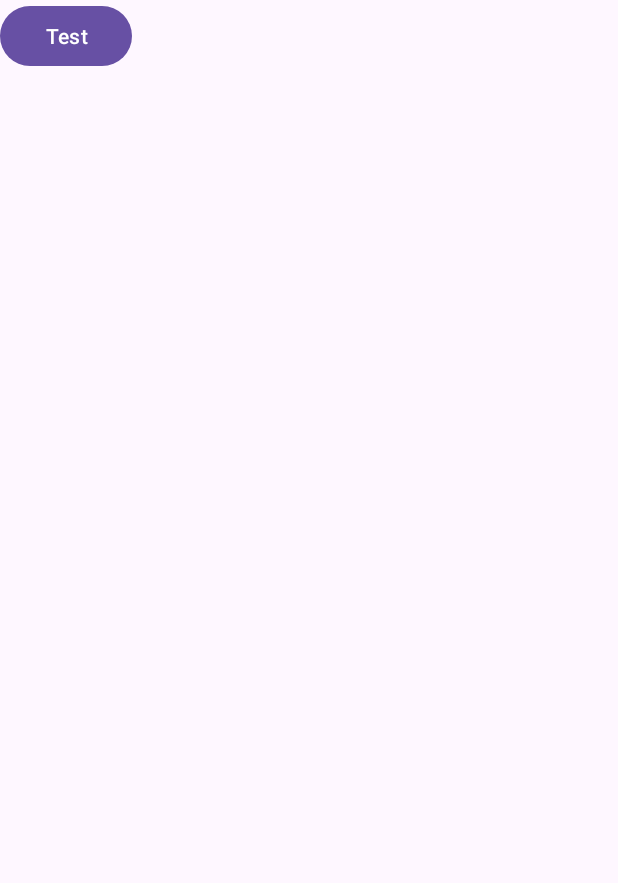
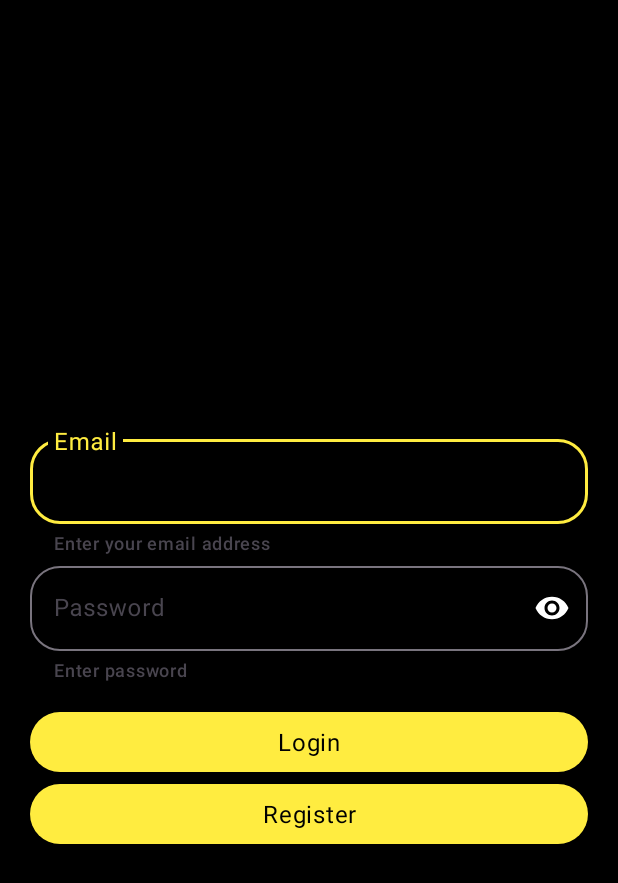
Before and after one commit to Yokunnn/YourMovieBase, an Android app: the screen it shows after launch (MainActivity), on a phone screen of 412 x 824 dp. Shown: the top 883 px of the screen. Run offline under Robolectric (Android 15) with nearby library versions, the phone set to English and light mode, and no system bars; our stand-ins replace Dagger/Hilt's generated code.

Commit message:
ui for authorization

```diff
--- a/app/src/main/java/ru/zakablukov/yourmoviebase/presentation/MainActivity.kt
+++ b/app/src/main/java/ru/zakablukov/yourmoviebase/presentation/MainActivity.kt
@@ -1,6 +1,7 @@
 package ru.zakablukov.yourmoviebase.presentation
 
 import android.os.Bundle
+import androidx.activity.enableEdgeToEdge
 import androidx.appcompat.app.AppCompatActivity
 import dagger.hilt.android.AndroidEntryPoint
 import ru.zakablukov.yourmoviebase.databinding.ActivityMainBinding
@@ -12,6 +13,7 @@ class MainActivity : AppCompatActivity() {
 
     override fun onCreate(savedInstanceState: Bundle?) {
         super.onCreate(savedInstanceState)
+        enableEdgeToEdge()
         binding = ActivityMainBinding.inflate(layoutInflater)
         setContentView(binding.root)
     }
--- a/app/src/main/res/layout/fragment_auth.xml
+++ b/app/src/main/res/layout/fragment_auth.xml
@@ -4,13 +4,63 @@
     xmlns:tools="http://schemas.android.com/tools"
     android:layout_width="match_parent"
     android:layout_height="match_parent"
+    android:background="@color/black"
+    android:padding="@dimen/padding_auth_container"
     tools:context=".presentation.fragment.AuthFragment">
 
-    <Button
-        android:layout_width="wrap_content"
+    <com.google.android.material.textfield.TextInputLayout
+        android:id="@+id/emailInputLayout"
+        style="@style/TextInputLayout"
+        android:layout_width="match_parent"
         android:layout_height="wrap_content"
-        android:text="Test"
-        app:layout_constraintStart_toStartOf="parent"
-        app:layout_constraintTop_toTopOf="parent" />
+        android:hint="@string/text_email"
+        app:helperText="@string/helper_email"
+        app:layout_constraintBottom_toTopOf="@id/passwordInputLayout">
+
+        <com.google.android.material.textfield.TextInputEditText
+            android:id="@+id/emailEditText"
+            style="@style/TextInputEditText"
+            android:layout_width="match_parent"
+            android:layout_height="match_parent"
+            android:inputType="textEmailAddress" />
+
+    </com.google.android.material.textfield.TextInputLayout>
+
+    <com.google.android.material.textfield.TextInputLayout
+        android:id="@+id/passwordInputLayout"
+        style="@style/TextInputLayout"
+        android:layout_width="match_parent"
+        android:layout_height="wrap_content"
+        android:hint="@string/text_password"
+        app:helperText="@string/helper_password"
+        app:layout_constraintBottom_toBottomOf="parent"
+        app:layout_constraintTop_toTopOf="parent"
+        app:passwordToggleEnabled="true">
+
+        <com.google.android.material.textfield.TextInputEditText
+            android:id="@+id/passwordEditText"
+            style="@style/TextInputEditText"
+            android:layout_width="match_parent"
+            android:layout_height="match_parent"
+            android:inputType="textPassword" />
+
+    </com.google.android.material.textfield.TextInputLayout>
+
+    <com.google.android.material.button.MaterialButton
+        android:id="@+id/loginButton"
+        style="@style/Button"
+        android:layout_width="match_parent"
+        android:layout_height="wrap_content"
+        android:layout_marginTop="@dimen/margin_auth_btns"
+        android:text="@string/text_login"
+        app:layout_constraintTop_toBottomOf="@id/passwordInputLayout" />
+
+    <com.google.android.material.button.MaterialButton
+        android:id="@+id/registerButton"
+        style="@style/Button"
+        android:layout_width="match_parent"
+        android:layout_height="wrap_content"
+        android:text="@string/text_register"
+        app:layout_constraintTop_toBottomOf="@id/loginButton" />
 
 </androidx.constraintlayout.widget.ConstraintLayout>
--- a/app/src/main/res/values-night/themes.xml
+++ b/app/src/main/res/values-night/themes.xml
@@ -2,6 +2,6 @@
     <!-- Base application theme. -->
     <style name="Base.Theme.YourMovieBase" parent="Theme.Material3.DayNight.NoActionBar">
         <!-- Customize your dark theme here. -->
-        <!-- <item name="colorPrimary">@color/my_dark_primary</item> -->
+        <item name="colorPrimary">@color/yellow</item>
     </style>
 </resources>
--- a/app/src/main/res/values/colors.xml
+++ b/app/src/main/res/values/colors.xml
@@ -2,4 +2,5 @@
 <resources>
     <color name="black">#FF000000</color>
     <color name="white">#FFFFFFFF</color>
+    <color name="yellow">#FFFFEC40</color>
 </resources>
--- /dev/null
+++ b/app/src/main/res/values/dimens.xml
@@ -0,0 +1,6 @@
+<?xml version="1.0" encoding="utf-8"?>
+<resources>
+    <dimen name="corner_rad_text_input">20dp</dimen>
+    <dimen name="padding_auth_container">20dp</dimen>
+    <dimen name="margin_auth_btns">16dp</dimen>
+</resources>
--- a/app/src/main/res/values/strings.xml
+++ b/app/src/main/res/values/strings.xml
@@ -1,3 +1,9 @@
 <resources>
     <string name="app_name">YourMovieBase</string>
+    <string name="text_login">Login</string>
+    <string name="text_register">Register</string>
+    <string name="text_password">Password</string>
+    <string name="text_email">Email</string>
+    <string name="helper_email">Enter your email address</string>
+    <string name="helper_password">Enter password</string>
 </resources>
--- /dev/null
+++ b/app/src/main/res/values/styles.xml
@@ -0,0 +1,28 @@
+<?xml version="1.0" encoding="utf-8"?>
+<resources>
+
+    <style name="Button" parent="Widget.Material3.Button">
+        <item name="backgroundTint">@color/yellow</item>
+        <item name="rippleColor">@color/white</item>
+        <item name="android:textAppearance">@style/TextAppearance.Material3.BodyLarge</item>
+        <item name="android:textColor">@color/black</item>
+    </style>
+
+    <style name="TextInputLayout" parent="Widget.Material3.TextInputLayout.OutlinedBox">
+        <item name="boxCornerRadiusBottomEnd">@dimen/corner_rad_text_input</item>
+        <item name="boxCornerRadiusBottomStart">@dimen/corner_rad_text_input</item>
+        <item name="boxCornerRadiusTopEnd">@dimen/corner_rad_text_input</item>
+        <item name="boxCornerRadiusTopStart">@dimen/corner_rad_text_input</item>
+        <item name="helperTextEnabled">true</item>
+        <item name="helperTextTextAppearance">@style/TextAppearance.Material3.LabelMedium</item>
+        <item name="hintTextAppearance">@style/TextAppearance.Material3.BodyLarge</item>
+        <item name="hintTextColor">@color/yellow</item>
+        <item name="cursorColor">@color/white</item>
+        <item name="passwordToggleTint">@color/white</item>
+    </style>
+
+    <style name="TextInputEditText" parent="Widget.Material3.TextInputEditText.OutlinedBox">
+        <item name="android:textAppearance">@style/TextAppearance.Material3.BodyLarge</item>
+        <item name="android:textColor">@color/white</item>
+    </style>
+</resources>
--- /dev/null
+++ b/app/src/main/res/values/text_styles.xml
@@ -0,0 +1,3 @@
+<?xml version="1.0" encoding="utf-8"?>
+<resources>
+</resources>
--- a/app/src/main/res/values/themes.xml
+++ b/app/src/main/res/values/themes.xml
@@ -2,7 +2,7 @@
     <!-- Base application theme. -->
     <style name="Base.Theme.YourMovieBase" parent="Theme.Material3.DayNight.NoActionBar">
         <!-- Customize your light theme here. -->
-        <!-- <item name="colorPrimary">@color/my_light_primary</item> -->
+        <item name="colorPrimary">@color/yellow</item>
     </style>
 
     <style name="Theme.YourMovieBase" parent="Base.Theme.YourMovieBase" />
```
